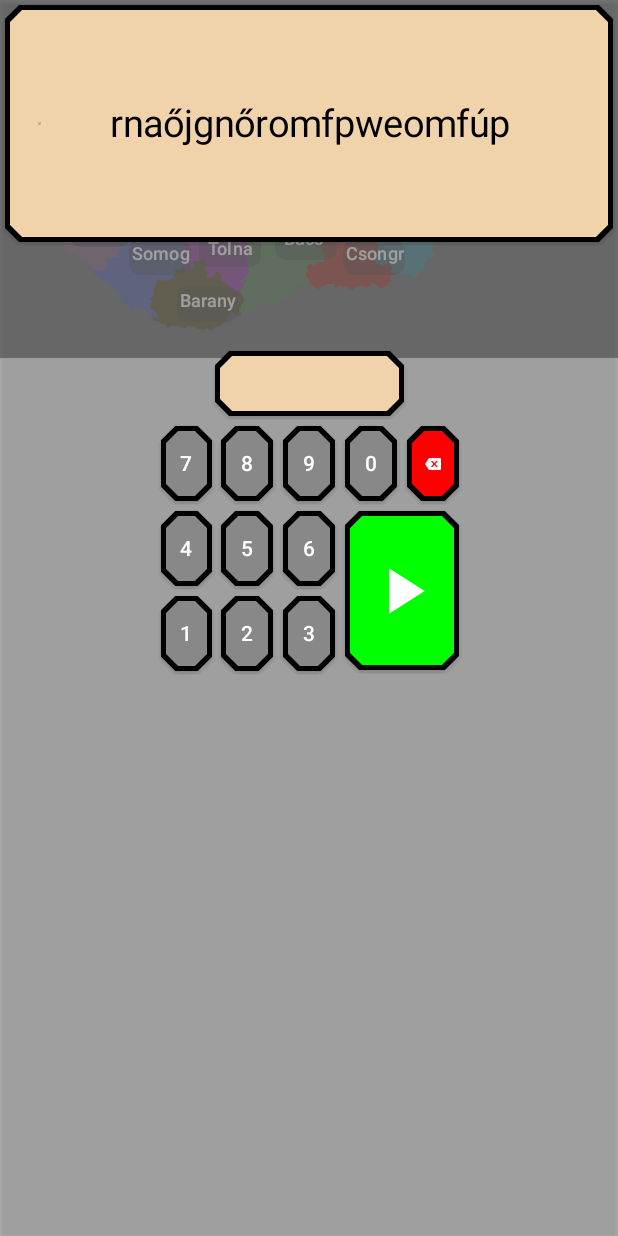
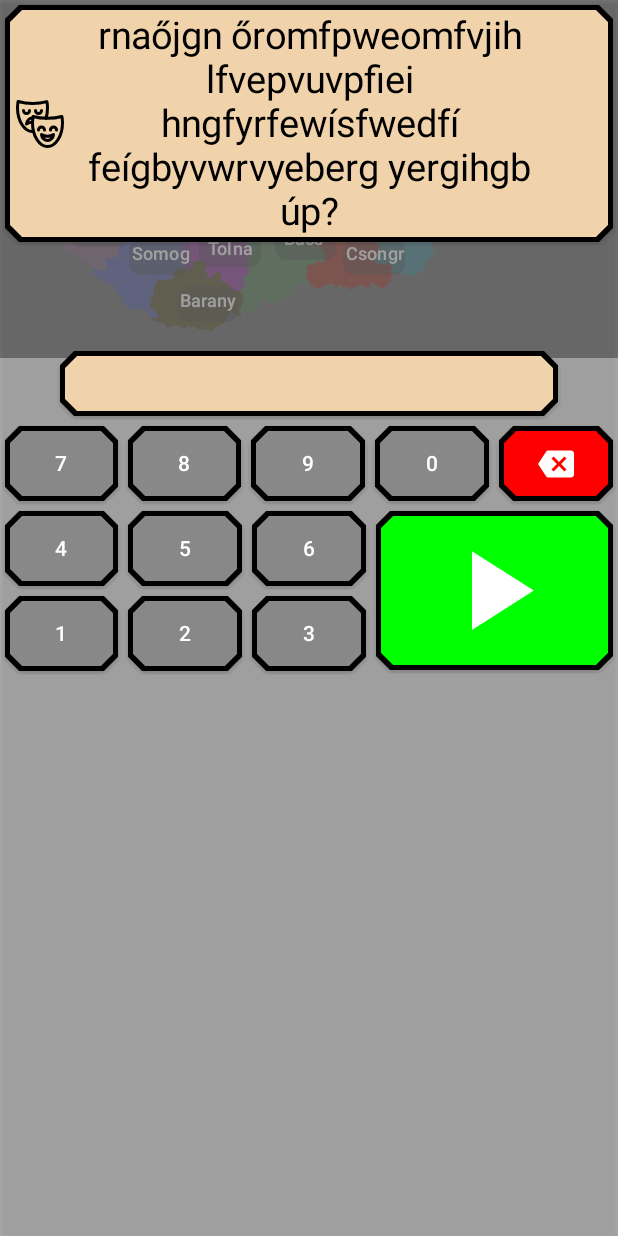
Before and after one commit to AdamPongor/HonfoglaloAndroid, an Android app built with Jetpack Compose: the @Preview function GuessingQuestionPreview, on a phone screen of 412 x 824 dp. Run offline under Robolectric (Android 15) with nearby library versions, the phone set to English and light mode, and no system bars.

Commit message:
Guessing Question quickfix

```diff
--- a/app/src/main/java/bme/aut/sza/honfoglalo/ui/guessing/GuessingQuestion.kt
+++ b/app/src/main/java/bme/aut/sza/honfoglalo/ui/guessing/GuessingQuestion.kt
@@ -1,5 +1,6 @@
 package bme.aut.sza.honfoglalo.ui.guessing
 
+import android.content.res.Configuration
 import androidx.compose.foundation.background
 import androidx.compose.foundation.layout.Box
 import androidx.compose.foundation.layout.Column
@@ -13,6 +14,7 @@ import androidx.compose.runtime.mutableStateOf
 import androidx.compose.runtime.remember
 import androidx.compose.ui.Alignment
 import androidx.compose.ui.Modifier
+import androidx.compose.ui.platform.LocalConfiguration
 import androidx.compose.ui.tooling.preview.Preview
 import androidx.compose.ui.window.Popup
 import bme.aut.sza.honfoglalo.data.Category
@@ -28,6 +30,17 @@ fun GuessingQuestion(
     onAcceptButtonClick: () -> Unit = {},
     onDismissRequest: () -> Unit = {}
 ){
+
+    var numpadScale: Float
+    val configuration = LocalConfiguration.current
+    when (configuration.orientation) {
+        Configuration.ORIENTATION_LANDSCAPE -> {
+            numpadScale = 0.5f
+        }
+        else -> {
+            numpadScale = 1f
+        }
+    }
 
     Popup(
         onDismissRequest = onDismissRequest,
@@ -46,7 +59,7 @@ fun GuessingQuestion(
             Spacer(modifier = Modifier.fillMaxHeight(0.1f))
 
             Numpad(
-                modifier = Modifier.fillMaxWidth(0.5f),
+                modifier = Modifier.fillMaxWidth(numpadScale),
                 mutableState = guess,
                 onAccept = onAcceptButtonClick
             )
@@ -61,8 +74,8 @@ fun GuessingQuestionPreview(){
     var guess = remember { mutableStateOf("") }
 
     val q = Question(
-        question = "rnaőjgnőromfpweomfúp",
-        category = Category.HISTORY,
+        question = "rnaőjgn őromfpweomfvjih lfvepvuvpfiei hngfyrfewísfwedfí feígbyvwrvyeberg yergihgb úp?",
+        category = Category.ENTERTAINMENT,
         answers = listOf("69")
     )
 
```
